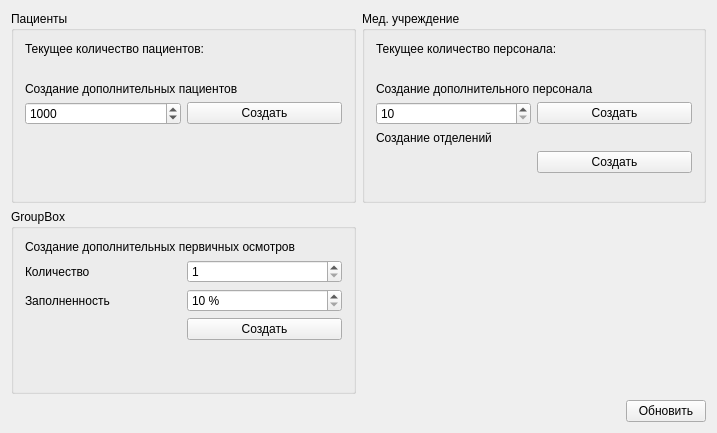
Qt form src/dummy_db/maindummydatabasewidget.ui (megakoko/m-system) before a commit.
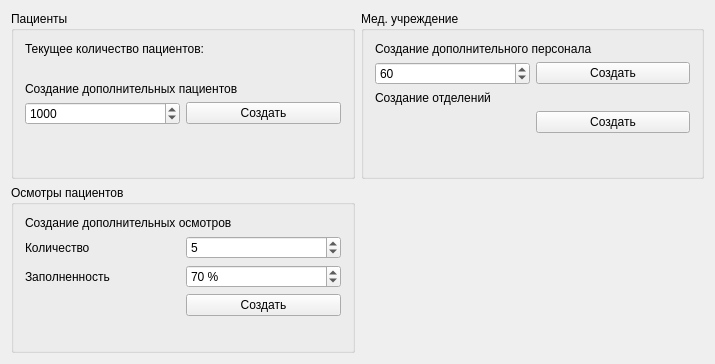
The same form after that commit.

```diff
--- a/src/dummy_db/maindummydatabasewidget.ui
+++ b/src/dummy_db/maindummydatabasewidget.ui
@@ -6,8 +6,8 @@
    <rect>
     <x>0</x>
     <y>0</y>
-    <width>717</width>
-    <height>433</height>
+    <width>715</width>
+    <height>364</height>
    </rect>
   </property>
   <property name="windowTitle">
@@ -92,7 +92,7 @@
       <string>Мед. учреждение</string>
      </property>
      <layout class="QGridLayout" name="gridLayout_3">
-      <item row="3" column="0">
+      <item row="1" column="0">
        <widget class="QSpinBox" name="m_createStaffCount">
         <property name="minimum">
          <number>10</number>
@@ -100,16 +100,19 @@
         <property name="maximum">
          <number>100</number>
         </property>
+        <property name="value">
+         <number>60</number>
+        </property>
        </widget>
       </item>
-      <item row="3" column="1">
+      <item row="1" column="1">
        <widget class="QPushButton" name="m_createStaff">
         <property name="text">
          <string>Создать</string>
         </property>
        </widget>
       </item>
-      <item row="5" column="1">
+      <item row="3" column="1">
        <widget class="QPushButton" name="m_createDepartments">
         <property name="text">
          <string>Создать</string>
@@ -117,16 +120,6 @@
        </widget>
       </item>
       <item row="0" column="0" colspan="2">
-       <widget class="QLabel" name="label_5">
-        <property name="text">
-         <string>Текущее количество персонала:</string>
-        </property>
-        <property name="wordWrap">
-         <bool>true</bool>
-        </property>
-       </widget>
-      </item>
-      <item row="2" column="0" colspan="2">
        <widget class="QLabel" name="label_2">
         <property name="text">
          <string>Создание дополнительного персонала</string>
@@ -136,14 +129,14 @@
         </property>
        </widget>
       </item>
-      <item row="4" column="0" colspan="2">
+      <item row="2" column="0" colspan="2">
        <widget class="QLabel" name="label_4">
         <property name="text">
          <string>Создание отделений</string>
         </property>
        </widget>
       </item>
-      <item row="6" column="0" colspan="2">
+      <item row="4" column="0" colspan="2">
        <spacer name="verticalSpacer_2">
         <property name="orientation">
          <enum>Qt::Vertical</enum>
@@ -156,50 +149,19 @@
         </property>
        </spacer>
       </item>
-      <item row="1" column="0" colspan="2">
-       <widget class="QLabel" name="m_staffCount">
-        <property name="text">
-         <string/>
-        </property>
-       </widget>
-      </item>
      </layout>
     </widget>
    </item>
-   <item row="2" column="0" colspan="2">
-    <layout class="QHBoxLayout" name="horizontalLayout">
-     <item>
-      <spacer name="horizontalSpacer">
-       <property name="orientation">
-        <enum>Qt::Horizontal</enum>
-       </property>
-       <property name="sizeHint" stdset="0">
-        <size>
-         <width>40</width>
-         <height>20</height>
-        </size>
-       </property>
-      </spacer>
-     </item>
-     <item>
-      <widget class="QPushButton" name="m_updateInformation">
-       <property name="text">
-        <string>Обновить</string>
-       </property>
-      </widget>
-     </item>
-    </layout>
-   </item>
    <item row="1" column="0">
     <widget class="QGroupBox" name="groupBox_3">
      <property name="title">
-      <string>GroupBox</string>
+      <string>Осмотры пациентов</string>
      </property>
      <layout class="QGridLayout" name="gridLayout_4">
       <item row="0" column="0" colspan="2">
        <widget class="QLabel" name="label_6">
         <property name="text">
-         <string>Создание дополнительных первичных осмотров</string>
+         <string>Создание дополнительных осмотров</string>
         </property>
         <property name="wordWrap">
          <bool>true</bool>
@@ -221,6 +183,9 @@
         <property name="maximum">
          <number>10</number>
         </property>
+        <property name="value">
+         <number>5</number>
+        </property>
        </widget>
       </item>
       <item row="3" column="0">
@@ -241,6 +206,9 @@
         <property name="maximum">
          <number>100</number>
         </property>
+        <property name="value">
+         <number>70</number>
+        </property>
        </widget>
       </item>
       <item row="4" column="1">
```
